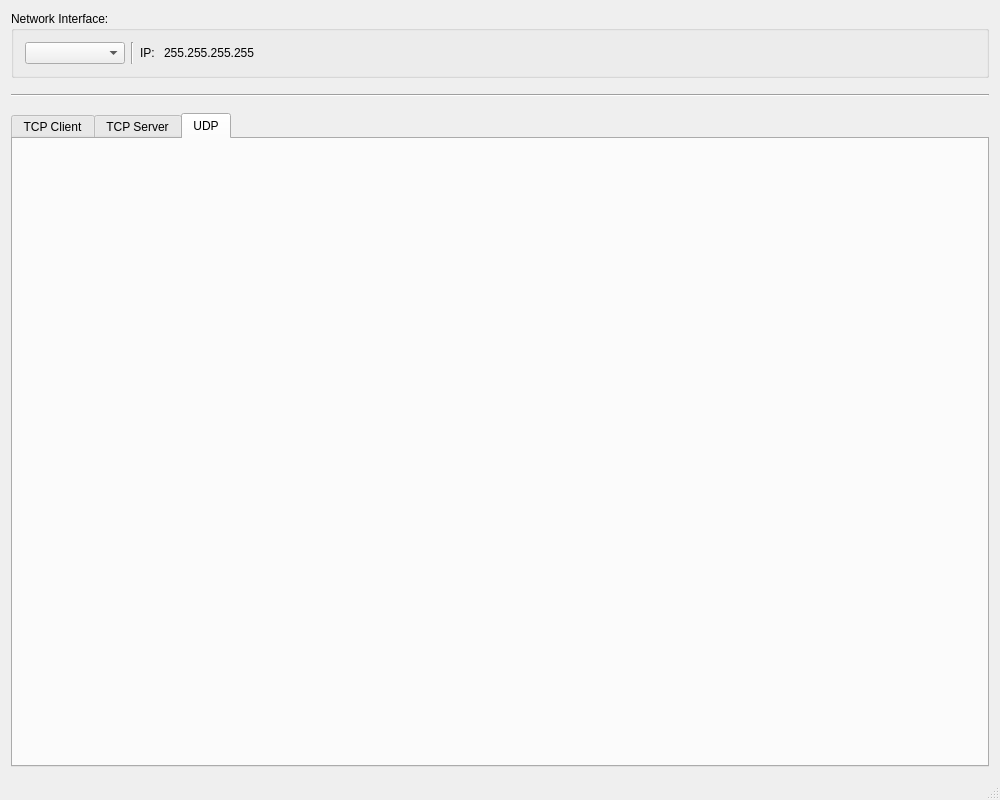
The window that mainwindow.ui (rookiepeng/comm-test) describes before a commit, drawn with Qt 5.
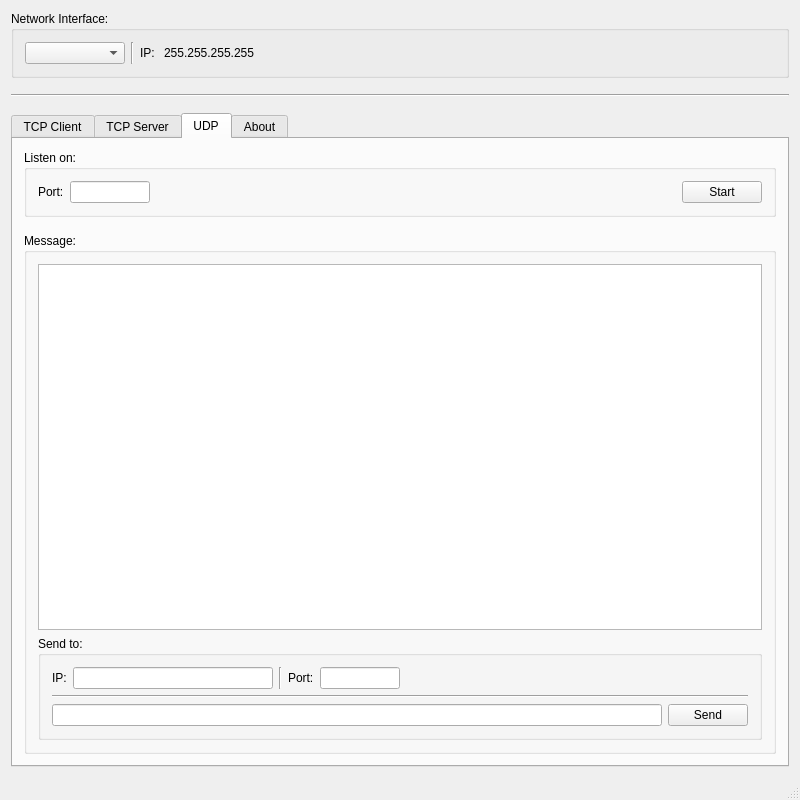
The same window after the commit. The open tabs and pages were chosen to show the change.

What changed in the file:
```diff
--- a/mainwindow.ui
+++ b/mainwindow.ui
@@ -6,7 +6,7 @@
    <rect>
     <x>0</x>
     <y>0</y>
-    <width>1000</width>
+    <width>800</width>
     <height>800</height>
    </rect>
   </property>
@@ -131,6 +131,9 @@
     </item>
     <item>
      <widget class="QTabWidget" name="tabWidget">
+      <property name="tabShape">
+       <enum>QTabWidget::Rounded</enum>
+      </property>
       <property name="currentIndex">
        <number>0</number>
       </property>
@@ -427,6 +430,224 @@
        <attribute name="title">
         <string>UDP</string>
        </attribute>
+       <layout class="QVBoxLayout" name="verticalLayout_9">
+        <item>
+         <widget class="QGroupBox" name="groupBox_6">
+          <property name="title">
+           <string>Listen on:</string>
+          </property>
+          <layout class="QVBoxLayout" name="verticalLayout_10">
+           <item>
+            <layout class="QHBoxLayout" name="horizontalLayout_4">
+             <item>
+              <widget class="QLabel" name="label_3">
+               <property name="text">
+                <string>Port:</string>
+               </property>
+              </widget>
+             </item>
+             <item>
+              <widget class="QLineEdit" name="lineEdit_UdpListenPort">
+               <property name="sizePolicy">
+                <sizepolicy hsizetype="Preferred" vsizetype="Fixed">
+                 <horstretch>0</horstretch>
+                 <verstretch>0</verstretch>
+                </sizepolicy>
+               </property>
+               <property name="minimumSize">
+                <size>
+                 <width>80</width>
+                 <height>0</height>
+                </size>
+               </property>
+               <property name="maximumSize">
+                <size>
+                 <width>80</width>
+                 <height>16777215</height>
+                </size>
+               </property>
+              </widget>
+             </item>
+             <item>
+              <spacer name="horizontalSpacer_3">
+               <property name="orientation">
+                <enum>Qt::Horizontal</enum>
+               </property>
+               <property name="sizeHint" stdset="0">
+                <size>
+                 <width>40</width>
+                 <height>20</height>
+                </size>
+               </property>
+              </spacer>
+             </item>
+             <item>
+              <widget class="QPushButton" name="button_Udp">
+               <property name="text">
+                <string>Start</string>
+               </property>
+              </widget>
+             </item>
+            </layout>
+           </item>
+          </layout>
+         </widget>
+        </item>
+        <item>
+         <spacer name="verticalSpacer_5">
+          <property name="orientation">
+           <enum>Qt::Vertical</enum>
+          </property>
+          <property name="sizeType">
+           <enum>QSizePolicy::Fixed</enum>
+          </property>
+          <property name="sizeHint" stdset="0">
+           <size>
+            <width>20</width>
+            <height>10</height>
+           </size>
+          </property>
+         </spacer>
+        </item>
+        <item>
+         <widget class="QGroupBox" name="groupBox_8">
+          <property name="title">
+           <string>Message:</string>
+          </property>
+          <layout class="QVBoxLayout" name="verticalLayout_11">
+           <item>
+            <widget class="QTextBrowser" name="textBrowser_UdpMessage"/>
+           </item>
+           <item>
+            <widget class="QGroupBox" name="groupBox_7">
+             <property name="title">
+              <string>Send to:</string>
+             </property>
+             <layout class="QVBoxLayout" name="verticalLayout_12">
+              <item>
+               <layout class="QHBoxLayout" name="horizontalLayout_8">
+                <item>
+                 <widget class="QLabel" name="label">
+                  <property name="text">
+                   <string>IP:</string>
+                  </property>
+                 </widget>
+                </item>
+                <item>
+                 <widget class="QLineEdit" name="lineEdit_UdpTargetIP">
+                  <property name="sizePolicy">
+                   <sizepolicy hsizetype="Preferred" vsizetype="Fixed">
+                    <horstretch>0</horstretch>
+                    <verstretch>0</verstretch>
+                   </sizepolicy>
+                  </property>
+                  <property name="minimumSize">
+                   <size>
+                    <width>200</width>
+                    <height>0</height>
+                   </size>
+                  </property>
+                  <property name="maximumSize">
+                   <size>
+                    <width>200</width>
+                    <height>16777215</height>
+                   </size>
+                  </property>
+                 </widget>
+                </item>
+                <item>
+                 <widget class="Line" name="line_2">
+                  <property name="orientation">
+                   <enum>Qt::Vertical</enum>
+                  </property>
+                 </widget>
+                </item>
+                <item>
+                 <widget class="QLabel" name="label_4">
+                  <property name="text">
+                   <string>Port:</string>
+                  </property>
+                 </widget>
+                </item>
+                <item>
+                 <widget class="QLineEdit" name="lineEdit_UdpTargetPort">
+                  <property name="enabled">
+                   <bool>true</bool>
+                  </property>
+                  <property name="sizePolicy">
+                   <sizepolicy hsizetype="Preferred" vsizetype="Fixed">
+                    <horstretch>0</horstretch>
+                    <verstretch>0</verstretch>
+                   </sizepolicy>
+                  </property>
+                  <property name="minimumSize">
+                   <size>
+                    <width>80</width>
+                    <height>0</height>
+                   </size>
+                  </property>
+                  <property name="maximumSize">
+                   <size>
+                    <width>80</width>
+                    <height>16777215</height>
+                   </size>
+                  </property>
+                  <property name="baseSize">
+                   <size>
+                    <width>0</width>
+                    <height>0</height>
+                   </size>
+                  </property>
+                 </widget>
+                </item>
+                <item>
+                 <spacer name="horizontalSpacer_4">
+                  <property name="orientation">
+                   <enum>Qt::Horizontal</enum>
+                  </property>
+                  <property name="sizeHint" stdset="0">
+                   <size>
+                    <width>40</width>
+                    <height>20</height>
+                   </size>
+                  </property>
+                 </spacer>
+                </item>
+               </layout>
+              </item>
+              <item>
+               <widget class="Line" name="line_3">
+                <property name="orientation">
+                 <enum>Qt::Horizontal</enum>
+                </property>
+               </widget>
+              </item>
+              <item>
+               <layout class="QHBoxLayout" name="horizontalLayout_6">
+                <item>
+                 <widget class="QLineEdit" name="lineEdit_UdpSend"/>
+                </item>
+                <item>
+                 <widget class="QPushButton" name="button_UdpSend">
+                  <property name="text">
+                   <string>Send</string>
+                  </property>
+                 </widget>
+                </item>
+               </layout>
+              </item>
+             </layout>
+            </widget>
+           </item>
+          </layout>
+         </widget>
+        </item>
+       </layout>
+      </widget>
+      <widget class="QWidget" name="tab">
+       <attribute name="title">
+        <string>About</string>
+       </attribute>
       </widget>
      </widget>
     </item>
```
Left out of the diff: 4 changed lines with no effect on the pictures.
